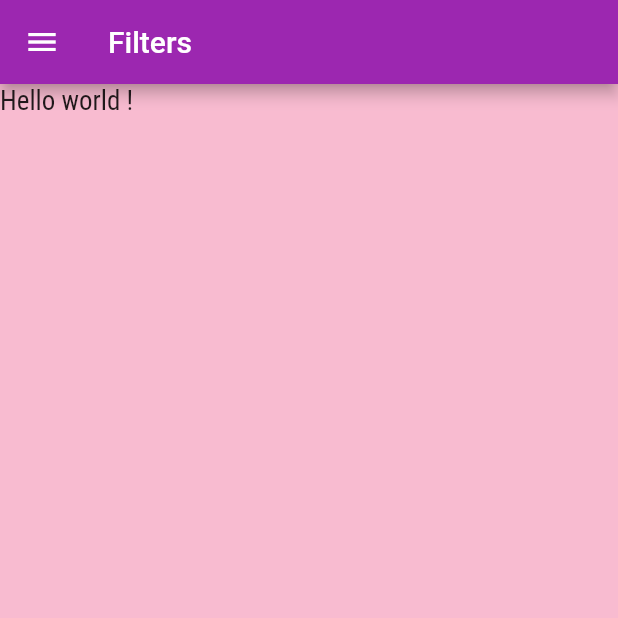
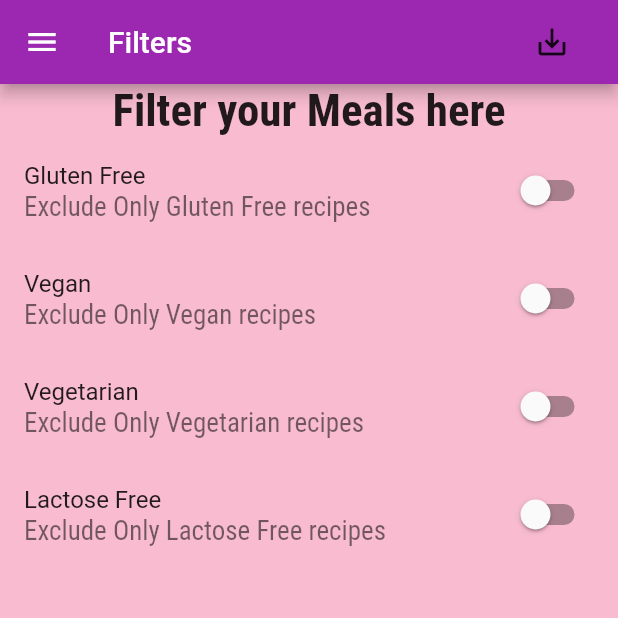
Before and after one commit to badcannon/MealsAppRevamped, a Flutter app: the FiltersScreen screen opened by its route, on a phone screen of 412 x 824 dp, the top half of it. Run offline on Flutter 3.47's test engine with Material 2 defaults, Android fonts, the phone set to English and light mode, and no system bars.

```diff
--- a/lib/main.dart
+++ b/lib/main.dart
@@ -1,14 +1,70 @@
 import 'package:flutter/material.dart';
+import 'package:section7_app/data/dummy_data.dart';
 import 'package:section7_app/screens/filters_screen.dart';
 import './screens/tabs_screen.dart';
 import './screens/meal_details_screen.dart';
 import './screens/category_page_screen.dart';
+import './models/meal.dart';
 
 void main() {
   runApp(MyApp());
 }
 
-class MyApp extends StatelessWidget {
+class MyApp extends StatefulWidget {
+  @override
+  _MyAppState createState() => _MyAppState();
+}
+
+class _MyAppState extends State<MyApp> {
+  Map<String, bool> _filters = {
+    'gluten': false,
+    'lactose': false,
+    'vegan': false,
+    'vegitarian': false,
+  };
+
+  List<Meal> availableMeals = DUMMY_MEALS;
+
+  List<Meal> repopulateMeals() {
+    return DUMMY_MEALS.where((meal) {
+      if (!meal.isGlutenFree && _filters['gluten']) return false;
+      if (!meal.isLactoseFree && _filters['lactose']) return false;
+      if (!meal.isVegan && _filters['vegan']) return false;
+      if (!meal.isVegetarian && _filters['vegitarian']) return false;
+      return true;
+    }).toList();
+  }
+
+  void _setFilters(Map<String, dynamic> selectedfilter) {
+    print(selectedfilter);
+    setState(() {
+      _filters = selectedfilter;
+      availableMeals = repopulateMeals();
+    });
+  }
+
+  List<Meal> favList = [];
+
+  void addToFavToggle(String mealId) {
+    var itemIndex = favList.indexWhere((meal) {
+      return meal.id == mealId;
+    });
+    if (itemIndex == -1) {
+      setState(() {
+        favList.add(DUMMY_MEALS.firstWhere((meal) => meal.id == mealId));
+      });
+    } else {
+      setState(() {
+        favList.removeAt(itemIndex);
+      });
+    }
+    print(favList);
+  }
+
+  bool stared (String mealId){
+      return favList.any((meal) => meal.id == mealId);
+  }
+
   @override
   Widget build(BuildContext context) {
     return MaterialApp(
@@ -40,10 +96,11 @@ class MyApp extends StatelessWidget {
 
       //  route screen!
       routes: {
-        '/': (ctx) => TabsScreen(),
-        CategoryPageScreen.routeName: (ctx) => CategoryPageScreen(),
-        MealDetails.routeName: (ctx) => MealDetails(),
-        FiltersScreen.routeName: (ctx) => FiltersScreen(),
+        '/': (ctx) => TabsScreen(favList),
+        CategoryPageScreen.routeName: (ctx) =>
+            CategoryPageScreen(availableMeals),
+        MealDetails.routeName: (ctx) => MealDetails(addToFavToggle,stared),
+        FiltersScreen.routeName: (ctx) => FiltersScreen(_filters, _setFilters),
       },
       // When a route is not present in the route table
       onGenerateRoute: (settings) {},
--- a/lib/screens/filters_screen.dart
+++ b/lib/screens/filters_screen.dart
@@ -1,17 +1,99 @@
 import 'package:flutter/material.dart';
 import '../widgets/main_drawer.dart';
 
+class FiltersScreen extends StatefulWidget {
+  static const routeName = "/filter-meals";
+  final Function setFilters;
+  final Map<String, bool> filters;
+  FiltersScreen(this.filters, this.setFilters);
 
-class FiltersScreen extends StatelessWidget {
-  static const routeName = "/filter-meals";
+  @override
+  _FiltersScreenState createState() => _FiltersScreenState();
+}
+
+class _FiltersScreenState extends State<FiltersScreen> {
+  var _isGlutenFree;
+  var _isVegan;
+  var _isVegetarian;
+  var _isLactoseFree;
+
+  @override
+  void initState() {
+    super.initState();
+    _isGlutenFree = widget.filters['gluten'];
+    _isVegan = widget.filters['vegan'];
+    _isVegetarian = widget.filters['vegitarian'];
+    _isLactoseFree = widget.filters['lactose'];
+  }
+
+  Widget _buildSwitch(
+      String title, String description, Function handler, bool value) {
+    return SwitchListTile(
+        value: value,
+        title: Text(title),
+        subtitle: Text(description),
+        onChanged: handler);
+  }
+
   @override
   Widget build(BuildContext context) {
+    Map<String, bool> selectedfilter = {
+      'gluten': _isGlutenFree,
+      'lactose': _isLactoseFree,
+      'vegan': _isVegan,
+      'vegitarian': _isVegetarian,
+    };
     return Scaffold(
-      appBar: AppBar(
-        title: Text("Filters"),
-      ),
-      drawer: MainDrawer(),
-      body: Text("Hello world !"),
-    );
+        appBar: AppBar(
+          title: Text("Filters"),
+          actions: <Widget>[
+            FlatButton(
+              child: Icon(Icons.save_alt),
+              onPressed: () {
+                widget.setFilters(selectedfilter);
+                },
+            )
+          ],
+        ),
+        drawer: MainDrawer(),
+        body: new Container(
+          child: Column(
+            children: <Widget>[
+              Container(
+                child: Text(
+                  "Filter your Meals here ",
+                  style:
+                      Theme.of(context).textTheme.title.copyWith(fontSize: 30),
+                  textAlign: TextAlign.center,
+                ),
+                alignment: Alignment.center,
+                width: double.infinity,
+              ),
+              _buildSwitch("Gluten Free", "Exclude Only Gluten Free recipes",
+                  (val) {
+                setState(() {
+                  _isGlutenFree = val;
+                });
+              }, _isGlutenFree),
+              _buildSwitch("Vegan", "Exclude Only Vegan recipes", (val) {
+                setState(() {
+                  _isVegan = val;
+                });
+              }, _isVegan),
+              _buildSwitch("Vegetarian", "Exclude Only Vegetarian recipes",
+                  (val) {
+                setState(() {
+                  _isVegetarian = val;
+                });
+              }, _isVegetarian),
+              _buildSwitch("Lactose Free", "Exclude Only Lactose Free recipes",
+                  (val) {
+                setState(() {
+                  _isLactoseFree = val;
+                });
+              }, _isLactoseFree),
+            ],
+          ),
+        ));
   }
 }
--- a/lib/widgets/meal_item.dart
+++ b/lib/widgets/meal_item.dart
@@ -10,7 +10,6 @@ class MealsItem extends StatelessWidget {
   final String imageUrl;
   final Complexity complexity;
   final Affordability affordability;
-  final Function removeMeal;
 
   MealsItem({
     this.id,
@@ -19,13 +18,11 @@ class MealsItem extends StatelessWidget {
     this.duration,
     this.affordability,
     this.complexity,
-    this.removeMeal,
   });
 
   void showRecipe(BuildContext context) {
     Navigator.of(context).pushNamed(MealDetails.routeName, arguments: {
       'id': id,
-      'remove': removeMeal,
     }).then((result) {
       print(result);
     });
@@ -123,7 +120,7 @@ class MealsItem extends StatelessWidget {
                         SizedBox(
                           width: 5,
                         ),
-                        Text(duration.toString()),
+                        Text("${duration.toString()}m"),
                       ],
                     ),
                     new Row(
```
Also changed, not shown: lib/screens/category_page_screen.dart (+10 -7 lines), lib/screens/favorites_screen.dart (+24 -1 lines), lib/screens/meal_details_screen.dart (+14 -3 lines), lib/screens/tabs_screen.dart (+19 -5 lines).
